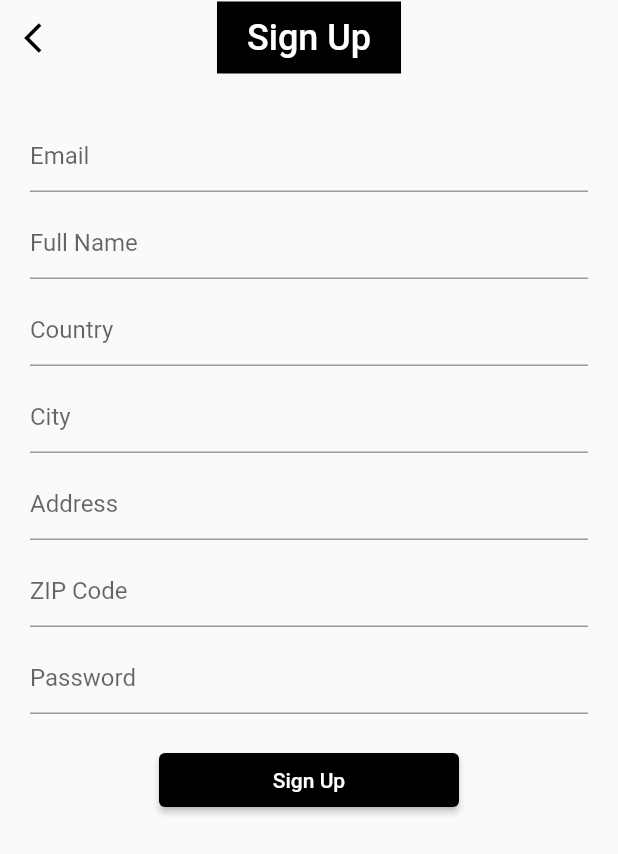
After one commit to namratatank/e_commerce_app, a Flutter app: the screen it shows after launch, after a tap on "Sign up", on a phone screen of 412 x 824 dp. The commit adds this screen. Shown: the top 854 px of the screen. Run offline on Flutter 3.47's test engine with Material 2 defaults, Android fonts, the phone set to English and light mode, and no system bars; our stand-ins replace bloc, carousel_slider, cloud_firestore, equatable, firebase_auth, firebase_core and 4 more; missing offline and left inert: pay; accounts and stored records are empty.

Commit message:
Added login signup

```diff
--- /dev/null
+++ b/lib/blocs/auth/auth_bloc.dart
@@ -0,0 +1,62 @@
+import 'dart:async';
+
+import 'package:bloc/bloc.dart';
+import 'package:e_commerce_app/models/user_model.dart';
+import 'package:e_commerce_app/repositories/auth/auth_repository.dart';
+import 'package:e_commerce_app/repositories/user/user_repository.dart';
+import 'package:equatable/equatable.dart';
+import 'package:firebase_auth/firebase_auth.dart' as auth;
+
+part 'auth_event.dart';
+
+part 'auth_state.dart';
+
+class AuthBloc extends Bloc<AuthEvent, AuthState> {
+  final AuthRepository _authRepository;
+  final UserRepository _userRepository;
+  StreamSubscription<auth.User?>? _authUserSubscription;
+  StreamSubscription<UserModel?>? _userSubscription;
+
+  AuthBloc(
+      {required AuthRepository authRepository,
+      required UserRepository userRepository})
+      : _authRepository = authRepository,
+        _userRepository = userRepository,
+        super(const AuthState.unknown()) {
+    on<AuthUserChanged>(_onAuthUserChanged);
+
+    _authUserSubscription = _authRepository.user.listen((authentic) {
+      print('Auth user : $authentic');
+      if (authentic != null) {
+        _userRepository.getUser(authentic.uid).listen((user) {
+          add(AuthUserChanged(
+            authUser: authentic,
+            userModel: user,
+          ));
+        });
+      } else {
+        add(
+          AuthUserChanged(
+            authUser: authentic,
+          ),
+        );
+      }
+    });
+  }
+
+  void _onAuthUserChanged(AuthUserChanged event, Emitter<AuthState> emit) {
+    event.authUser != null
+        ? emit(AuthState.authenticated(
+            authUser: event.authUser!,
+            userModel: event.userModel!,
+          ))
+        : emit(const AuthState.unauthenticated());
+  }
+
+  @override
+  Future<void> close() {
+    _authUserSubscription?.cancel();
+    _userSubscription?.cancel();
+    return super.close();
+  }
+}
--- /dev/null
+++ b/lib/blocs/auth/auth_event.dart
@@ -0,0 +1,18 @@
+part of 'auth_bloc.dart';
+
+abstract class AuthEvent extends Equatable {
+  const AuthEvent();
+  @override
+  List<Object?> get props => [];
+}
+
+class AppLogoutRequested extends AuthEvent{}
+
+class AuthUserChanged extends AuthEvent{
+  final auth.User? authUser;
+  final UserModel? userModel;
+  AuthUserChanged({required this.authUser, this.userModel});
+
+  @override
+  List<Object?> get props => [authUser, userModel];
+}
--- /dev/null
+++ b/lib/blocs/auth/auth_state.dart
@@ -0,0 +1,30 @@
+part of 'auth_bloc.dart';
+
+enum AuthStatus { unknown, authenticated, unauthenticated }
+
+ class AuthState extends Equatable {
+  final AuthStatus status;
+  final auth.User? authUser;
+  final UserModel? userModel;
+
+  const AuthState._(
+      {this.status = AuthStatus.unknown, this.authUser, this.userModel});
+
+  const AuthState.unknown() : this._();
+
+  const AuthState.authenticated({
+    required auth.User authUser,
+    required UserModel userModel,
+  }) : this._(
+          status: AuthStatus.authenticated,
+          authUser: authUser,
+          userModel: userModel,
+        );
+
+  const AuthState.unauthenticated()
+      : this._(
+          status: AuthStatus.unauthenticated,
+        );
+  @override
+  List<Object?> get props => [status, authUser, userModel];
+}
--- a/lib/main.dart
+++ b/lib/main.dart
@@ -1,3 +1,4 @@
+import 'package:e_commerce_app/blocs/auth/auth_bloc.dart';
 import 'package:e_commerce_app/blocs/cart/cart_bloc.dart';
 import 'package:e_commerce_app/blocs/category/category_bloc.dart';
 import 'package:e_commerce_app/blocs/checkout/checkout_bloc.dart';
@@ -6,8 +7,10 @@ import 'package:e_commerce_app/blocs/wishlist/wishlist_bloc.dart';
 import 'package:e_commerce_app/localstorage/local_storage_repository.dart';
 import 'package:e_commerce_app/models/product_model.dart';
 import 'package:e_commerce_app/pages/dashboard.dart';
+import 'package:e_commerce_app/repositories/auth/auth_repository.dart';
 import 'package:e_commerce_app/repositories/category/category_repository.dart';
 import 'package:e_commerce_app/repositories/checkout/checkout_repository.dart';
+import 'package:e_commerce_app/repositories/user/user_repository.dart';
 import 'package:e_commerce_app/screens/splash.dart';
 import 'package:e_commerce_app/simple_bloc_observer.dart';
 import 'package:firebase_core/firebase_core.dart';
@@ -34,10 +37,26 @@ class MyApp extends StatelessWidget {
   // This widget is the root of your application.
   @override
   Widget build(BuildContext context) {
-    return MultiBlocProvider(
+    return MultiRepositoryProvider(
+      providers: [
+        RepositoryProvider(
+          create: (context) => AuthRepository(),
+        ),
+        RepositoryProvider(
+          create: (context) => UserRepository(),
+        ),
+      ],
+      child: MultiBlocProvider(
         providers: [
           BlocProvider(
-          create: (_) => WishListBloc(localStorageRepository: LocalStorageRepository())..add(StartWishlist()),
+            create: (context) => AuthBloc(
+                authRepository: context.read<AuthRepository>(),
+                userRepository: context.read<UserRepository>()),
+          ),
+          BlocProvider(
+            create: (_) =>
+                WishListBloc(localStorageRepository: LocalStorageRepository())
+                  ..add(StartWishlist()),
           ),
           BlocProvider(
             create: (_) => CartBloc()..add(CartStarted()),
@@ -63,6 +82,7 @@ class MyApp extends StatelessWidget {
           debugShowCheckedModeBanner: false,
           home: SplashScreen(),
         ),
+      ),
     );
   }
 }
--- /dev/null
+++ b/lib/models/user_model.dart
@@ -0,0 +1,76 @@
+import 'package:cloud_firestore/cloud_firestore.dart';
+import 'package:equatable/equatable.dart';
+
+class UserModel extends Equatable {
+  final String? id;
+  final String fullName;
+  final String email;
+  final String address;
+  final String city;
+  final String country;
+  final String zipCode;
+
+  UserModel({
+    this.id,
+    this.fullName = '',
+    this.email = '',
+    this.address = '',
+    this.city = '',
+    this.country = '',
+    this.zipCode = '',
+  });
+
+  UserModel copyWith({
+    String? id,
+    String? fullName,
+    String? email,
+    String? address,
+    String? city,
+    String? country,
+    String? zipCode,
+  }) {
+    return UserModel(
+      id: id ?? this.id,
+      fullName: fullName ?? this.fullName,
+      email: email ?? this.email,
+      address: address ?? this.address,
+      city: city ?? this.city,
+      country: country ?? this.country,
+      zipCode: zipCode ?? this.zipCode,
+    );
+  }
+
+  factory UserModel.fromSnapshot(DocumentSnapshot snap) {
+    return UserModel(
+      id: snap.id,
+      fullName: snap['fullName'],
+      email: snap['email'],
+      address: snap['address'],
+      city: snap['city'],
+      country: snap['country'],
+      zipCode: snap['zipCode'],
+    );
+  }
+
+  Map<String, Object> toDocument() {
+    return {
+      'fullName': fullName,
+      'email': email,
+      'address': address,
+      'city': city,
+      'country': country,
+      'zipCode': zipCode,
+    };
+  }
+
+  @override
+  List<Object?> get props => [
+        id,
+        fullName,
+        email,
+        address,
+        city,
+        country,
+        zipCode,
+      ];
+}
--- /dev/null
+++ b/lib/repositories/auth/auth_repository.dart
@@ -0,0 +1,42 @@
+import 'package:firebase_auth/firebase_auth.dart' as auth;
+
+import 'base_auth_repository.dart';
+
+class AuthRepository extends BaseAuthRepository {
+  final auth.FirebaseAuth _firebaseAuth;
+
+  AuthRepository({auth.FirebaseAuth? firebaseAuth})
+      : _firebaseAuth = firebaseAuth ?? auth.FirebaseAuth.instance;
+
+  @override
+  Future<auth.User?> signUp(
+      {required String email, required String password}) async {
+    try {
+      final credential = await _firebaseAuth.createUserWithEmailAndPassword(
+        email: email,
+        password: password,
+      );
+      final user = credential.user;
+      return user;
+    } catch (_) {}
+  }
+
+  @override
+  Future<void> loginWithEmailAndPassword(
+      {required String email, required String password}) async {
+    try {
+      await _firebaseAuth.signInWithEmailAndPassword(
+        email: email,
+        password: password,
+      );
+    } catch (_) {}
+  }
+
+  @override
+  Future<void> signOut() async {
+    await _firebaseAuth.signOut();
+  }
+
+  @override
+  Stream<auth.User?> get user => _firebaseAuth.userChanges();
+}
--- /dev/null
+++ b/lib/repositories/auth/base_auth_repository.dart
@@ -0,0 +1,17 @@
+import 'package:firebase_auth/firebase_auth.dart' as auth;
+
+abstract class BaseAuthRepository {
+  Stream<auth.User?> get user;
+
+  Future<auth.User?> signUp({
+    required String email,
+    required String password,
+  });
+
+  Future<void> loginWithEmailAndPassword({
+    required String email,
+    required String password,
+  });
+
+  Future<void> signOut();
+}
--- /dev/null
+++ b/lib/repositories/user/base_user_repository.dart
@@ -0,0 +1,7 @@
+import '../../models/user_model.dart';
+
+abstract class BaseUserRepository{
+  Stream<UserModel> getUser(String userId);
+  Future<void> createUser(UserModel userModel);
+  Future<void> updateUser(UserModel userModel);
+}
--- /dev/null
+++ b/lib/screens/login.dart
@@ -0,0 +1,103 @@
+import 'package:e_commerce_app/pages/dashboard.dart';
+import 'package:e_commerce_app/screens/signup.dart';
+import 'package:e_commerce_app/widgets/custom_app_bar.dart';
+import 'package:flutter/material.dart';
+
+class LoginScreen extends StatefulWidget {
+  const LoginScreen({Key? key}) : super(key: key);
+
+  @override
+  State<LoginScreen> createState() => _LoginScreenState();
+}
+
+class _LoginScreenState extends State<LoginScreen> {
+  TextEditingController emailController = TextEditingController();
+  TextEditingController passwordController = TextEditingController();
+
+  @override
+  Widget build(BuildContext context) {
+    return Scaffold(
+      appBar: CustomAppBar(
+        title: 'Login',
+        isBackArrow: false,
+        isWishlistPage: true,
+      ),
+      body: Stack(
+        children: [
+          Center(
+            child: Padding(
+              padding: const EdgeInsets.all(20),
+              child: Column(
+                mainAxisAlignment: MainAxisAlignment.center,
+                children: [
+                  TextFormField(
+                    controller: emailController,
+                    decoration: const InputDecoration(
+                      hintText: 'Email',
+                    ),
+                  ),
+                  const SizedBox(height: 10),
+                  TextFormField(
+                    controller: passwordController,
+                    decoration: const InputDecoration(
+                      hintText: 'Password',
+                    ),
+                  ),
+                  const SizedBox(height: 20),
+                  SizedBox(
+                    width: 200,
+                    child: ElevatedButton(
+                      onPressed: () {},
+                      style: ElevatedButton.styleFrom(backgroundColor: Colors.black),
+                      child: const Text('Login'),
+                    ),
+                  ),
+                  SizedBox(
+                    width: 200,
+                    child: ElevatedButton(
+                      onPressed: () {},
+                      style: ElevatedButton.styleFrom(backgroundColor: Colors.grey),
+                      child: const Text('Sign in with Google', style: TextStyle(color: Colors.black),),
+                    ),
+                  ),
+                  Row(
+                    mainAxisAlignment: MainAxisAlignment.center,
+                    children: [
+                      const Text("Don't have account? please"),
+                      TextButton(
+                        onPressed: () {
+                          Navigator.push(context, MaterialPageRoute(builder: (builder)=> SignUpScreen()));
+                        },
+                        style: TextButton.styleFrom(foregroundColor: Colors.black),
+                        child: const Text(
+                          'Sign up',
+                          style:
+                              TextStyle(fontSize: 16, fontWeight: FontWeight.bold),
+                        ),
+                      )
+                    ],
+                  ),
+
+                ],
+              ),
+            ),
+          ),
+          Align(
+            alignment: Alignment.bottomCenter,
+            child: TextButton(
+              onPressed: () {
+                Navigator.push(context, MaterialPageRoute(builder: (builder)=>Dashboard()));
+              },
+              style: TextButton.styleFrom(foregroundColor: Colors.black),
+              child: const Text(
+                'Skip',
+                style:
+                TextStyle(fontSize: 16, fontWeight: FontWeight.bold),
+              ),
+            ),
+          )
+        ],
+      ),
+    );
+  }
+}
--- /dev/null
+++ b/lib/screens/signup.dart
@@ -0,0 +1,106 @@
+import 'package:e_commerce_app/repositories/auth/auth_repository.dart';
+import 'package:e_commerce_app/repositories/auth/base_auth_repository.dart';
+import 'package:e_commerce_app/widgets/custom_app_bar.dart';
+import 'package:flutter/material.dart';
+
+class SignUpScreen extends StatefulWidget {
+  const SignUpScreen({Key? key}) : super(key: key);
+
+  @override
+  State<SignUpScreen> createState() => _SignUpScreenState();
+}
+
+class _SignUpScreenState extends State<SignUpScreen> {
+  TextEditingController emailController = TextEditingController();
+  TextEditingController nameController = TextEditingController();
+  TextEditingController countryController = TextEditingController();
+  TextEditingController cityController = TextEditingController();
+  TextEditingController addressController = TextEditingController();
+  TextEditingController zipCodeController = TextEditingController();
+  TextEditingController passwordController = TextEditingController();
+  @override
+  Widget build(BuildContext context) {
+    return Scaffold(
+      appBar: CustomAppBar(
+        title: 'Sign Up',
+        isWishlistPage: true,
+        onBackPress: () {
+          Navigator.pop(context);
+        },
+      ),
+      body: SingleChildScrollView(
+        child: Padding(
+          padding: const EdgeInsets.all(20),
+          child: Center(
+            child: Column(
+              mainAxisAlignment: MainAxisAlignment.center,
+              crossAxisAlignment: CrossAxisAlignment.center,
+              children: [
+                SizedBox(height: 10),
+                TextFormField(
+                  controller: emailController,
+                  decoration: const InputDecoration(
+                    hintText: 'Email',
+                  ),
+                ),
+                SizedBox(height: 10),
+                TextFormField(
+                  controller: nameController,
+                  decoration: const InputDecoration(
+                    hintText: 'Full Name',
+                  ),
+                ),
+                SizedBox(height: 10),
+                TextFormField(
+                  controller: countryController,
+                  decoration: const InputDecoration(
+                    hintText: 'Country',
+                  ),
+                ),
+                SizedBox(height: 10),
+                TextFormField(
+                  controller: cityController,
+                  decoration: const InputDecoration(
+                    hintText: 'City',
+                  ),
+                ),
+                SizedBox(height: 10),
+                TextFormField(
+                  controller: addressController,
+                  decoration: const InputDecoration(
+                    hintText: 'Address',
+                  ),
+                ),
+                SizedBox(height: 10),
+                TextFormField(
+                  controller: zipCodeController,
+                  decoration: const InputDecoration(
+                    hintText: 'ZIP Code',
+                  ),
+                ),
+                SizedBox(height: 10),
+                TextFormField(
+                  controller: passwordController,
+                  decoration: const InputDecoration(
+                    hintText: 'Password',
+                  ),
+                ),
+                SizedBox(height: 20),
+                Container(
+                  width: 200,
+                  child: ElevatedButton(
+                    onPressed: () {
+
+                    },
+                    child: Text('Sign Up'),
+                    style: ElevatedButton.styleFrom(backgroundColor: Colors.black),
+                  ),
+                ),
+              ],
+            ),
+          ),
+        ),
+      ),
+    );
+  }
+}
--- a/lib/screens/splash.dart
+++ b/lib/screens/splash.dart
@@ -1,6 +1,9 @@
 import 'dart:async';
 
+import 'package:e_commerce_app/blocs/auth/auth_bloc.dart';
+import 'package:e_commerce_app/screens/login.dart';
 import 'package:flutter/material.dart';
+import 'package:flutter_bloc/flutter_bloc.dart';
 
 import '../pages/dashboard.dart';
 
@@ -11,9 +14,14 @@ class SplashScreen extends StatelessWidget {
   Widget build(BuildContext context) {
     Timer(Duration(seconds: 3), () {
       Navigator.push(
-          context, MaterialPageRoute(builder: (builder) => Dashboard()));
+          context, MaterialPageRoute(builder: (builder) => LoginScreen()));
     });
-    return Scaffold(
+    return BlocListener<AuthBloc, AuthState>(
+      listenWhen: (previous, current)=> previous.authUser != current.authUser,
+      listener: (context, state) {
+        print('Splash screen auth listener');
+      },
+      child: Scaffold(
         body: Container(
           decoration: const BoxDecoration(
             gradient: RadialGradient(
@@ -32,6 +40,7 @@ class SplashScreen extends StatelessWidget {
                 ),
               )),
         ),
+      ),
     );
   }
 }
--- a/pubspec.yaml
+++ b/pubspec.yaml
@@ -48,6 +48,7 @@ dependencies:
   pay: ^1.0.11
   hive: ^2.2.3
   hive_flutter: ^1.1.0
+  firebase_auth: ^4.2.5
 
 dev_dependencies:
   flutter_test:
```
Also changed, not shown: lib/pages/profile_page.dart (+34 -0 lines), lib/repositories/user/user_repository.dart (added, +37 -0 lines), pubspec.lock, 1 other file. Lines whose indentation alone changed are shown as unchanged.
